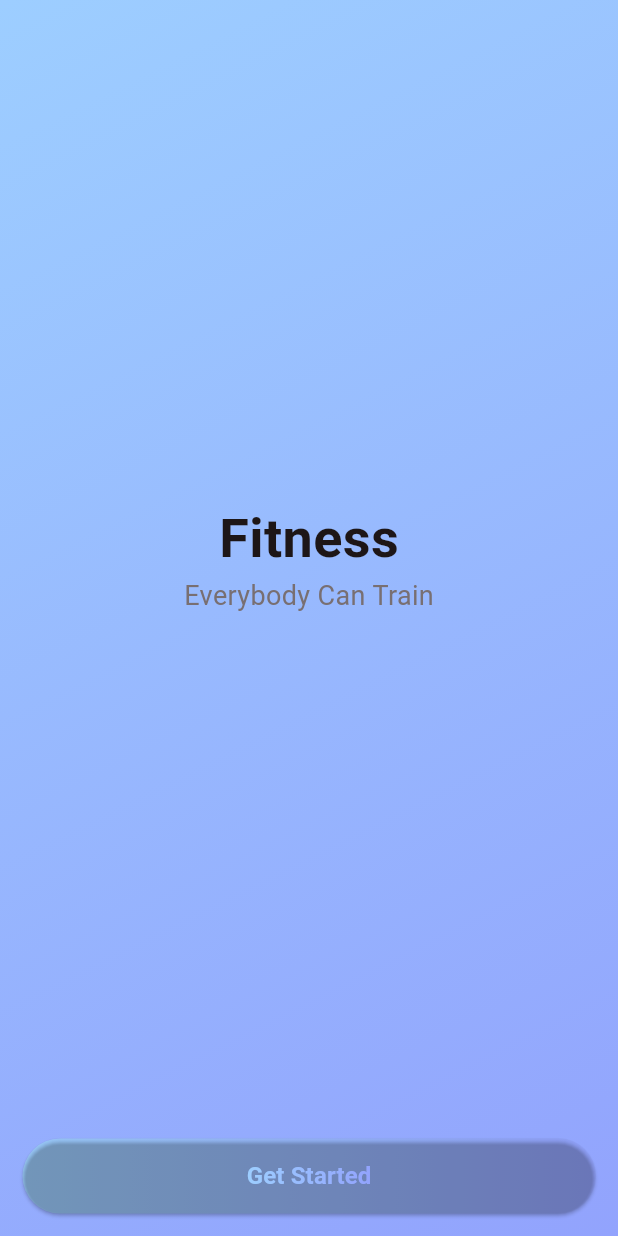
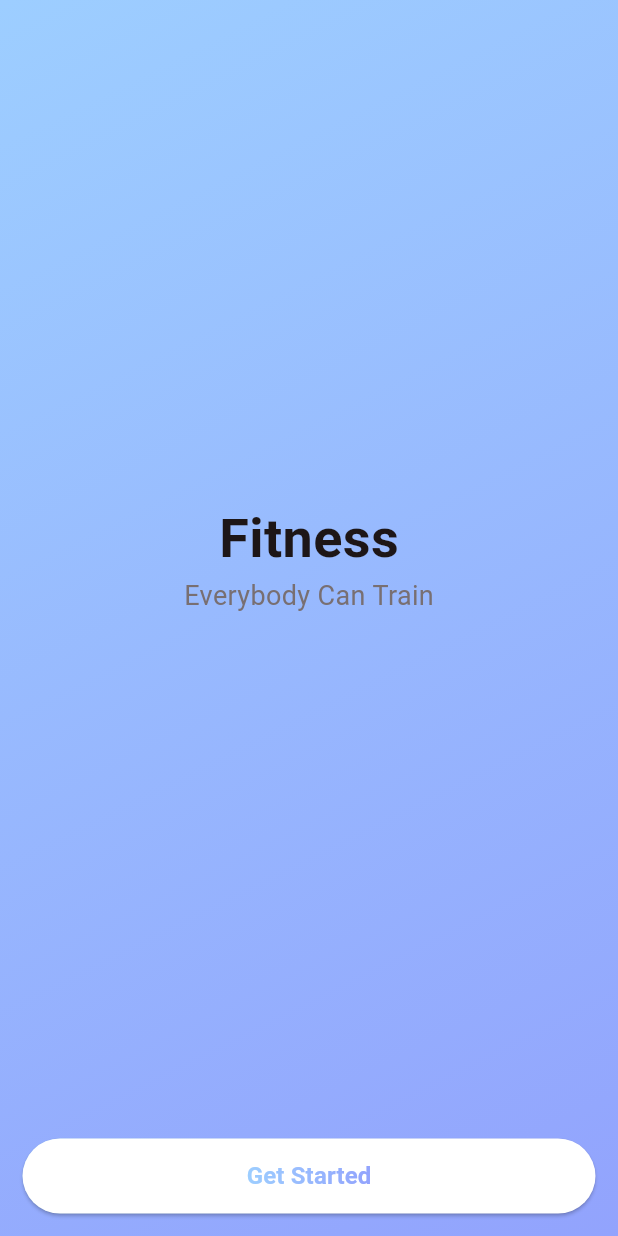
Before and after one commit to Mishva27/FlexFitness, a Flutter app: the screen it shows after launch, after a tap on "Get Started", on a phone screen of 412 x 824 dp. Run offline on Flutter 3.47's test engine with Material 3 defaults, Android fonts, the phone set to English and light mode, and no system bars; Roboto replaces fonts that are missing (Poppins).

Commit message:
started_view. dart completed

```diff
--- a/lib/common_widget/round_button.dart
+++ b/lib/common_widget/round_button.dart
@@ -17,17 +17,24 @@ class RoundButton extends StatelessWidget {
           begin: Alignment.centerLeft,
           end: Alignment.centerRight),
           borderRadius: BorderRadius.circular(25),
+          boxShadow: type == RoundButtonType.bgGradient ? const [BoxShadow(color: Colors.black, blurRadius: 2, offset: Offset(0, 2))] : null
       ),
       child: MaterialButton(
                           onPressed: onPressed,
                           height: 50,
                           shape: RoundedRectangleBorder(borderRadius: BorderRadius.circular(25)),
                           textColor: TColor.primaryColor1,
-                          color: Colors.transparent,//TColor.white,
+                          minWidth: double.maxFinite,
                           elevation: type == RoundButtonType.bgGradient ? 0 :1,
-                          minWidth: double.maxFinite,
+                          color: type == RoundButtonType.bgGradient ? Colors.transparent : TColor.white,
 
-                          child: ShaderMask(
+
+                          child: type == RoundButtonType.bgGradient ? Text(title,
+                            style: TextStyle(
+                              color: TColor.white,
+                              fontSize: 16,
+                              fontWeight: FontWeight.w700)
+                            ): ShaderMask(
                             blendMode: BlendMode.srcIn,
                             shaderCallback: (bounds){
                               return LinearGradient(
--- a/lib/view/on_boarding/started_view.dart
+++ b/lib/view/on_boarding/started_view.dart
@@ -1,4 +1,5 @@
 import 'package:flexfitness/common_widget/round_button.dart';
+import 'package:flexfitness/view/on_boarding/on_boarding_view.dart';
 import 'package:flutter/material.dart';
 
 import '../../common/color_extension.dart';
@@ -21,10 +22,10 @@ class _StartedViewState extends State<StartedView> {
       body: Container(
         width: media.width,
           decoration: BoxDecoration(
-            gradient: LinearGradient(
+            gradient: isChangeColor ? LinearGradient(
                     colors: TColor.primaryG,
                     begin: Alignment.topLeft,
-                    end: Alignment.bottomRight),
+                    end: Alignment.bottomRight): null,
           ),
           child:
               Column(
@@ -51,7 +52,19 @@ class _StartedViewState extends State<StartedView> {
                       padding: const EdgeInsets.symmetric(horizontal: 15, vertical: 15),
                       child: RoundButton(
                         title: "Get Started",
-                        onPressed: () {}
+                        type: isChangeColor ? RoundButtonType.textGradient : RoundButtonType.bgGradient ,
+                        onPressed: () {
+
+                          if(isChangeColor){
+                            //Go next screen
+                            Navigator.push(context, MaterialPageRoute(builder: (context) => const OnBoardingView()));
+                          }else{
+                            //Change Color
+                            setState(() {
+                              isChangeColor = true;
+                            });
+                          }
+                        }
                       ),
                     ),
                   ),
```
